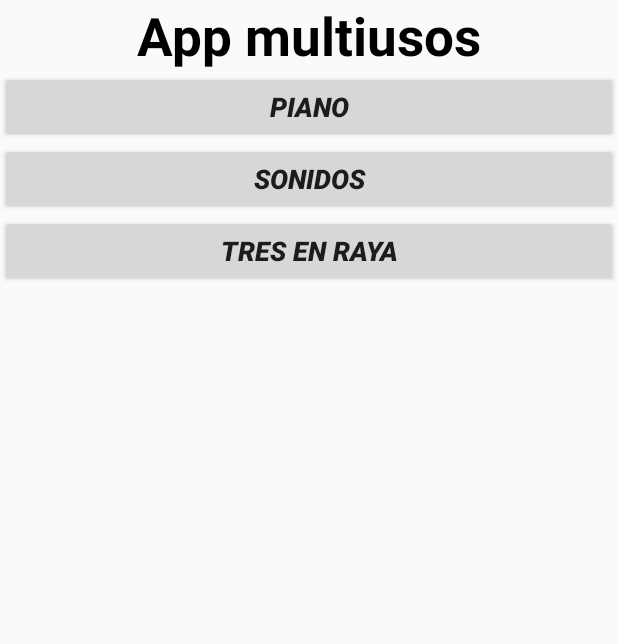
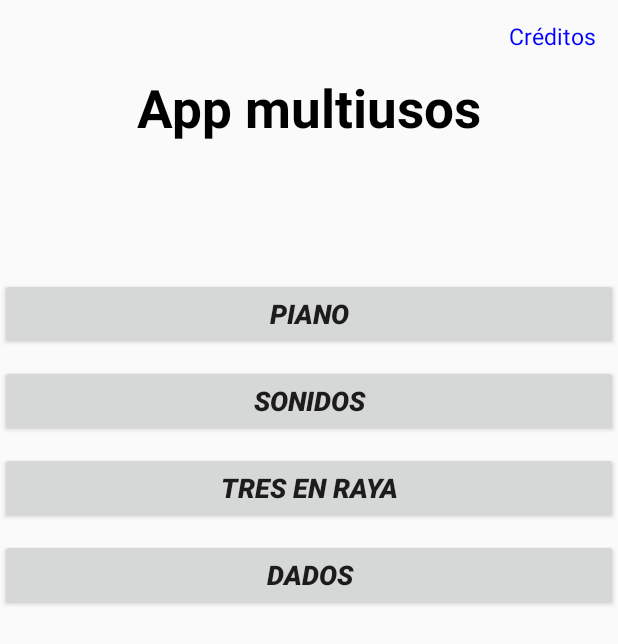
Before and after one commit to HecGL/Android, an Android app: the screen it shows after launch (MainActivity), on a phone screen of 412 x 824 dp. Shown: the top 644 px of the screen. Run offline under Robolectric (Android 15) with nearby library versions, the phone set to English and light mode, and no system bars.

Commit message:
App v2
Se han añadido Easter-Eggs y créditos

```diff
--- a/Multi/app/build.gradle
+++ b/Multi/app/build.gradle
@@ -22,6 +22,7 @@ dependencies {
     implementation fileTree(dir: 'libs', include: ['*.jar'])
     implementation 'com.android.support:appcompat-v7:28.0.0'
     implementation 'com.android.support.constraint:constraint-layout:1.1.3'
+    implementation 'com.android.support:design:28.0.0'
     testImplementation 'junit:junit:4.12'
     androidTestImplementation 'com.android.support.test:runner:1.0.2'
     androidTestImplementation 'com.android.support.test.espresso:espresso-core:3.0.2'
--- a/Multi/app/src/main/java/com/example/hguti/multi/MainActivity.java
+++ b/Multi/app/src/main/java/com/example/hguti/multi/MainActivity.java
@@ -16,4 +16,8 @@ public class MainActivity extends AppCompatActivity {
         Intent solicitud = new Intent(this, Piano.class);
         startActivity(solicitud);
     }
+    public void GotoCredits(View view){
+        Intent solicitud = new Intent(this, Credits.class);
+        startActivity(solicitud);
+    }
 }
--- a/Multi/app/src/main/res/layout/activity_main.xml
+++ b/Multi/app/src/main/res/layout/activity_main.xml
@@ -5,8 +5,19 @@
     android:layout_width="match_parent"
     android:layout_height="match_parent"
     android:orientation="vertical"
-    tools:context=".MainActivity"
-    android:screenOrientation="portrait">
+    tools:context=".MainActivity">
+
+    <Button
+        android:id="@+id/CreditsBtn"
+        style="@style/Widget.AppCompat.Button.Borderless"
+        android:layout_width="wrap_content"
+        android:layout_height="wrap_content"
+        android:layout_gravity="end"
+        android:onClick="GotoCredits"
+        android:text="@string/Credits"
+        android:textAppearance="@style/TextAppearance.AppCompat"
+        android:textColor="@color/pureBlue"
+        android:textSize="15sp" />
 
     <TextView
         android:layout_width="wrap_content"
@@ -17,6 +28,13 @@
         android:textStyle="bold"
         android:textColor="@color/pureBlack"/>
 
+    <ScrollView
+        android:layout_width="match_parent"
+        android:layout_height="match_parent">
+        <LinearLayout
+            android:layout_width="match_parent"
+            android:layout_height="wrap_content"
+            android:orientation="vertical">
     <Button
         android:id="@+id/PianoBtn"
         android:layout_width="match_parent"
@@ -26,6 +44,7 @@
         android:textAllCaps="true"
         android:textSize="18sp"
         android:textStyle="bold|italic"
+        android:layout_marginTop="90dp"
         android:onClick="GotoPiano"/>
 
     <Button
@@ -36,6 +55,7 @@
         android:textAlignment="center"
         android:textAllCaps="true"
         android:textSize="18sp"
+        android:layout_marginTop="10dp"
         android:textStyle="bold|italic" />
     <Button
         android:id="@+id/TiarBtn"
@@ -45,6 +65,18 @@
         android:textAlignment="center"
         android:textAllCaps="true"
         android:textSize="18sp"
+        android:layout_marginTop="10dp"
         android:textStyle="bold|italic"/>
-
+    <Button
+        android:id="@+id/dice"
+        android:layout_width="match_parent"
+        android:layout_height="wrap_content"
+        android:text="@string/Dice"
+        android:textAlignment="center"
+        android:textAllCaps="true"
+        android:textSize="18sp"
+        android:layout_marginTop="10dp"
+        android:textStyle="bold|italic"/>
         </LinearLayout>
+    </ScrollView>
+</LinearLayout>
--- a/Multi/app/src/main/res/values/colors.xml
+++ b/Multi/app/src/main/res/values/colors.xml
@@ -6,4 +6,5 @@
     <color name="pureBlack">#000000</color>
     <color name="White">#FFFFFF</color>
     <color name="softGrey">#AAAAAA</color>
+    <color name="pureBlue">#0000FF</color>
 </resources>
--- /dev/null
+++ b/Multi/app/src/main/res/values/dimens.xml
@@ -0,0 +1,3 @@
+<resources>
+    <dimen name="fab_margin">16dp</dimen>
+</resources>
--- a/Multi/app/src/main/res/values/styles.xml
+++ b/Multi/app/src/main/res/values/styles.xml
@@ -8,4 +8,8 @@
         <item name="colorAccent">@color/colorAccent</item>
     </style>
 
+    <style name="AppTheme.AppBarOverlay" parent="ThemeOverlay.AppCompat.Dark.ActionBar" />
+
+    <style name="AppTheme.PopupOverlay" parent="ThemeOverlay.AppCompat.Light" />
+
 </resources>
```
Also changed, not shown: Multi/app/src/main/AndroidManifest.xml (+6 -3 lines), Multi/app/src/main/java/com/example/hguti/multi/Credits.java (added, +13 -0 lines), Multi/app/src/main/java/com/example/hguti/multi/Piano.java (+58 -16 lines), Multi/app/src/main/res/layout/activity_credits.xml (added, +48 -0 lines), Multi/app/src/main/res/layout/activity_piano.xml (+18 -2 lines), Multi/app/src/main/res/values/strings.xml (+10 -1 lines), 2 other files. Lines whose indentation alone changed are shown as unchanged.
